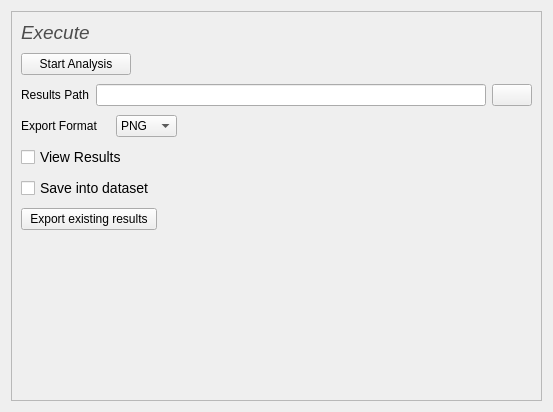
Qt form src/romeo/view/mainWindow/executepanel.ui (AlbertoSimioni/Romeo) before a commit.
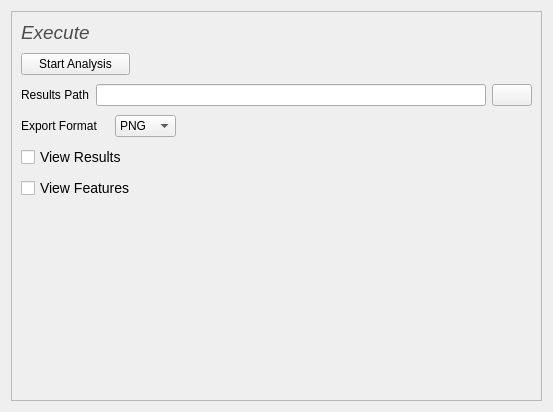
The same form after that commit. Icons and pictures are not drawn.

```diff
--- a/src/romeo/view/mainWindow/executepanel.ui
+++ b/src/romeo/view/mainWindow/executepanel.ui
@@ -47,13 +47,6 @@
       <property name="verticalSpacing">
        <number>9</number>
       </property>
-      <item row="5" column="0" colspan="4">
-       <widget class="QCheckBox" name="checkBox_2">
-        <property name="text">
-         <string>Save into dataset</string>
-        </property>
-       </widget>
-      </item>
       <item row="0" column="0">
        <widget class="QLabel" name="label">
         <property name="text">
@@ -61,7 +54,7 @@
         </property>
        </widget>
       </item>
-      <item row="7" column="3">
+      <item row="6" column="3">
        <spacer name="verticalSpacer">
         <property name="orientation">
          <enum>Qt::Vertical</enum>
@@ -77,26 +70,6 @@
       <item row="2" column="1" colspan="5">
        <widget class="QLineEdit" name="lineEdit"/>
       </item>
-      <item row="6" column="0" colspan="4">
-       <widget class="QPushButton" name="pushButton_2">
-        <property name="text">
-         <string>Export existing results</string>
-        </property>
-       </widget>
-      </item>
-      <item row="6" column="4" colspan="2">
-       <spacer name="horizontalSpacer_2">
-        <property name="orientation">
-         <enum>Qt::Horizontal</enum>
-        </property>
-        <property name="sizeHint" stdset="0">
-         <size>
-          <width>421</width>
-          <height>19</height>
-         </size>
-        </property>
-       </spacer>
-      </item>
       <item row="3" column="5">
        <spacer name="horizontalSpacer_3">
         <property name="orientation">
@@ -201,6 +174,13 @@
         </property>
        </widget>
       </item>
+      <item row="5" column="0" colspan="4">
+       <widget class="QCheckBox" name="checkBox_2">
+        <property name="text">
+         <string>View Features</string>
+        </property>
+       </widget>
+      </item>
      </layout>
     </widget>
    </item>
```
